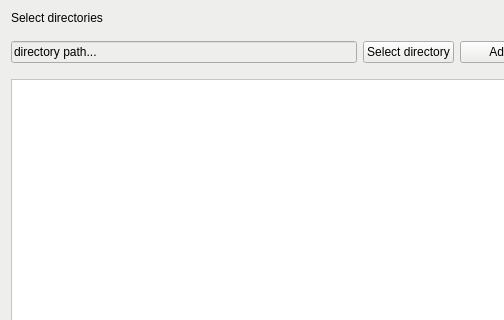
Qt form main_widget.ui (IvanGusevGit/duplicate_finder) before a commit; both pictures show x 0 to 504 and y 0 to 320 of the 637 by 464 pixel window.
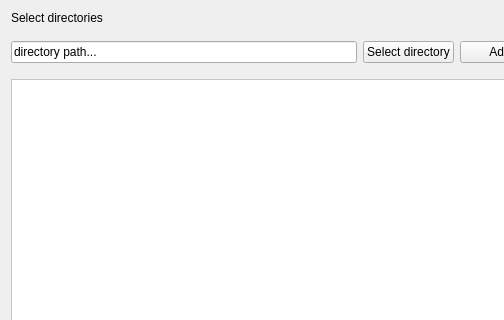
The same form after that commit.

The edit to the form file:
```diff
--- a/main_widget.ui
+++ b/main_widget.ui
@@ -20,7 +20,7 @@
    <string>Duplicate Finder</string>
   </property>
   <property name="styleSheet">
-   <string notr="true">background-color: rgb(238, 238, 236);</string>
+   <string notr="true"/>
   </property>
   <layout class="QGridLayout" name="gridLayout">
    <item row="4" column="0">
```
